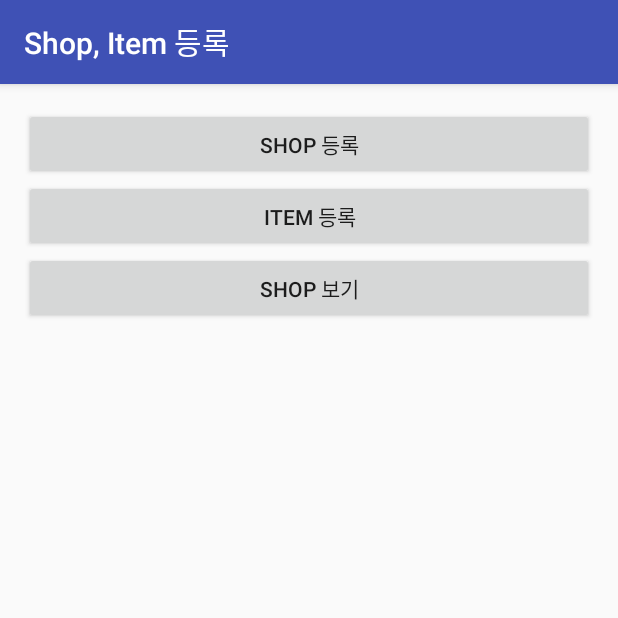
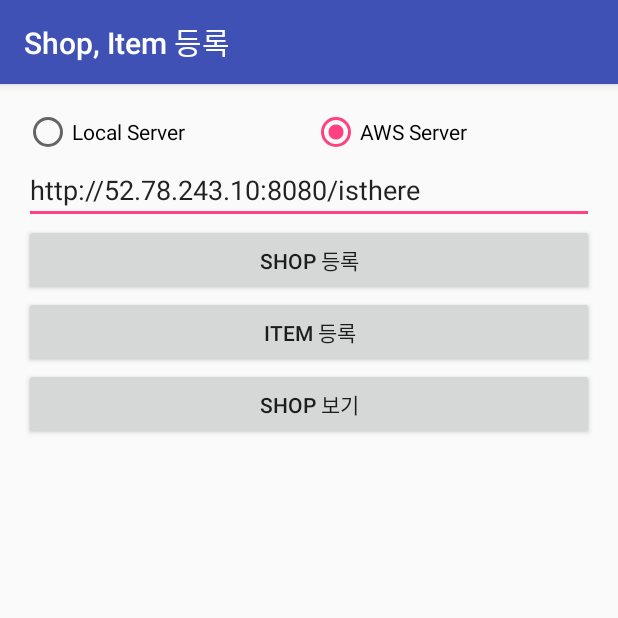
Before and after one commit to lowcrash33/ShopItemClient, an Android app: the screen it shows after launch (MainActivity), on a phone screen of 412 x 824 dp, the top half of it. Run offline under Robolectric (Android 15) with nearby library versions, the phone set to English and light mode, and no system bars.

Commit message:
selected server url,  item upload interface

```diff
--- a/app/src/main/AndroidManifest.xml
+++ b/app/src/main/AndroidManifest.xml
@@ -84,7 +84,9 @@
                 android:name="android.support.PARENT_ACTIVITY"
                 android:value="com.bigpicture.hje.scan.MainActivity" />
         </activity>
-
+        <activity
+            android:name=".ShopMapsActivity"
+            android:label="@string/title_activity_shop_maps"></activity>
     </application>
 
 </manifest>
--- a/app/src/main/java/com/bigpicture/hje/scan/MainActivity.java
+++ b/app/src/main/java/com/bigpicture/hje/scan/MainActivity.java
@@ -3,6 +3,7 @@ package com.bigpicture.hje.scan;
 import android.Manifest;
 import android.app.Activity;
 import android.content.Context;
+import android.content.DialogInterface;
 import android.content.Intent;
 import android.content.pm.PackageManager;
 import android.os.Bundle;
@@ -12,11 +13,20 @@ import android.support.v7.app.AppCompatActivity;
 import android.util.Log;
 import android.view.View;
 import android.widget.Button;
+import android.widget.EditText;
+import android.widget.RadioButton;
 import android.widget.Toast;
+
+import static com.common.Scan.awsUrl;
+import static com.common.Scan.localUrl;
+import static com.common.Scan.selectedUrl;
 
 public class MainActivity extends AppCompatActivity {
     //context 액티비티랑 같은 거라고 보면됨
     private Context context;
+    private RadioButton local, aws;
+    private EditText editText_server;
+    private ItemDialog dialog;
 
     //Override는 extends AppCompatActivity 상속했을때 꼭 구현되어야 하는 함수로 자동 추가됨
     //모든 activity 코드는 onCreate함수에서 시작 C의 main함수라고 보면됨
@@ -28,6 +38,13 @@ public class MainActivity extends AppCompatActivity {
         setContentView(R.layout.activity_main);
         context = this;
 
+        editText_server = (EditText)findViewById(R.id.edittext_server);
+        local = (RadioButton) findViewById(R.id.local);
+        aws = (RadioButton) findViewById(R.id.aws);
+        local.setOnClickListener(optionOnClickListener);
+        aws.setOnClickListener(optionOnClickListener);
+        aws.setChecked(true);
+        editText_server.setText(awsUrl);
         //activity_main.xml 의 button_shop이라는 id의 버튼을 가져옴
         Button button_shop = (Button) findViewById(R.id.button_shop);
 
@@ -48,9 +65,10 @@ public class MainActivity extends AppCompatActivity {
                 //바코드 화면에서 카메라 써야되는데 그전에 써도되는지 허락 받는거
                 //사용자가 이 앱에서 카메라 사용을 허락했는지 확인
                 if(ContextCompat.checkSelfPermission(context, Manifest.permission.CAMERA) == PackageManager.PERMISSION_GRANTED){
-                    Intent intent = new Intent("com.google.zxing.client.android.SCAN");
+                    /*Intent intent = new Intent("com.google.zxing.client.android.SCAN");
                     intent.putExtra("SCAN_MODE", "ALL");
-                    startActivityForResult(intent, 0);
+                    startActivityForResult(intent, 0);*/
+                    showItemDialog("8801155730994");
                 }else{
                     //사용자한테 카메라 쓸거냐고 물어보는거임
                     ActivityCompat.requestPermissions((Activity) context,new String[]{Manifest.permission.CAMERA},0);
@@ -68,6 +86,19 @@ public class MainActivity extends AppCompatActivity {
             } });
     }
 
+    RadioButton.OnClickListener optionOnClickListener
+            = new RadioButton.OnClickListener() {
+        public void onClick(View v) {
+            if(local.isChecked())
+                editText_server.setText(localUrl);
+            else if(aws.isChecked())
+                editText_server.setText(awsUrl);
+            else
+                editText_server.setText("select server");
+            selectedUrl = editText_server.getText().toString();
+        }
+    };
+
     protected void onActivityResult(int requestCode, int resultCode, Intent data) {
         if(requestCode == 0) {
             //정상적으로 바코드 값을 가져왔으면
@@ -78,14 +109,27 @@ public class MainActivity extends AppCompatActivity {
                 Log.i("Barcode", "Scan result : "+scanCode);
                 //토스트라고 화면하단에 잠깐 보여주고 없어지는거. 바코드 숫자 확인. 간단히 무슨 값 확인할때 좋음
                 Toast.makeText (context, "Barcode : "+ scanCode, Toast.LENGTH_LONG).show();
-                showItemDialog();
+                showItemDialog(scanCode);
             }
         }
         super.onActivityResult(requestCode, resultCode, data);
     }
 
 
-    private void showItemDialog() {
+    private void showItemDialog(String scanCode) {
+        dialog = new ItemDialog(context, scanCode);
+        dialog.setOnShowListener(new DialogInterface.OnShowListener() {
+            @Override
+            public void onShow(DialogInterface dia) {
 
+            }
+        });
+        dialog.setOnDismissListener(new DialogInterface.OnDismissListener() {
+            @Override
+            public void onDismiss(DialogInterface dia) {
+                //dialog가 사라질때 액션
+            }
+        });
+        dialog.show();
     }
 }
--- a/app/src/main/java/com/common/Scan.java
+++ b/app/src/main/java/com/common/Scan.java
@@ -5,15 +5,21 @@ package com.common;
  */
 
 public class Scan {
-    //public static String localUrl = "http://192.168.0.5:8080/isthere";
-    public static String localUrl = "http://52.78.243.10:8080/isthere";
+
+    public static String localUrl = "http://192.168.0.5:8080/isthere";
+    public static String awsUrl = "http://52.78.243.10:8080/isthere";
+    public static String selectedUrl = awsUrl;
 
     public static String shopAdd = "/shop/add";
     public static String shopScan = "/shop/scan";
+    public static String stockUpdate = "/stock/update";
 
     public static Double lat= 37.491,lng=127.020; //해커톤 위,경도
     public static float scanDist = 1.0f;  //기본 스캔반경
 
     public static final String BR_ShopList = "bigpicture.hje.scan.SHOP_LIST";
     public static final String KEY_ShopList = "SHOP_LIST";
+
+    public static final String HTTP_RESPONSE_OK = "OK";
+    public static final String HTTP_RESPONSE_FAIL = "FAIL";
 }
--- a/app/src/main/res/layout/activity_main.xml
+++ b/app/src/main/res/layout/activity_main.xml
@@ -11,12 +11,34 @@
     android:paddingTop="@dimen/activity_vertical_margin"
     tools:context="com.bigpicture.hje.scan.MainActivity">
 
+        <RadioGroup
+                 android:id="@+id/radio_server"
+                android:orientation="horizontal"
+                android:layout_width="match_parent"
+                android:layout_height="wrap_content">
+                <RadioButton
+                    android:id="@+id/local"
+                    android:layout_width="wrap_content"
+                    android:layout_height="wrap_content"
+                    android:layout_weight="1"
+                    android:text="Local Server"
+                    />
+                <RadioButton
+                    android:id="@+id/aws"
+                    android:layout_width="wrap_content"
+                    android:layout_height="wrap_content"
+                    android:layout_weight="1"
+                    android:text="AWS Server"
+                    />
+        </RadioGroup>
+        <EditText
+            android:id="@+id/edittext_server"
+            android:layout_width="match_parent"
+            android:layout_height="wrap_content"
+            android:text="select server"
+            />
 
 
-    <LinearLayout
-        android:orientation="vertical"
-        android:layout_width="match_parent"
-        android:layout_height="wrap_content">
         <Button
             android:id="@+id/button_shop"
             android:layout_height="wrap_content"
@@ -35,5 +57,5 @@
             android:layout_width="match_parent"
             android:text="Shop 보기"
             />
-    </LinearLayout>
+
 </LinearLayout>
```
Also changed, not shown: app/src/main/java/com/Network/NetworkTask.java (+10 -7 lines), app/src/main/res/values/array.xml (+8 -0 lines).
